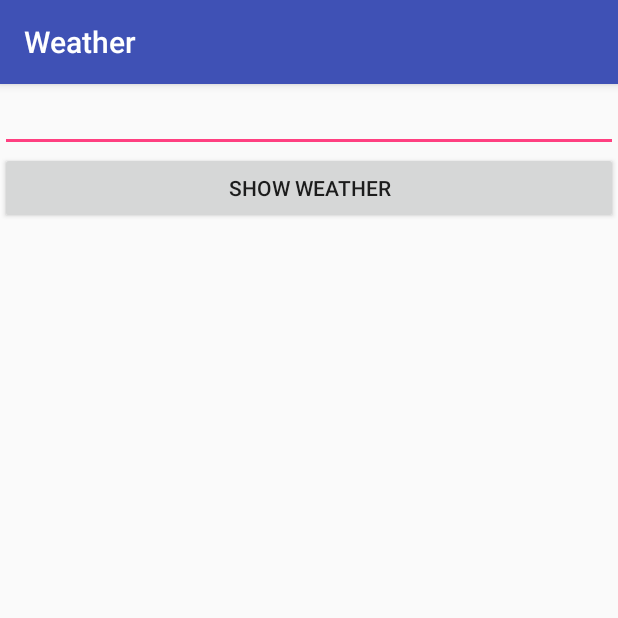
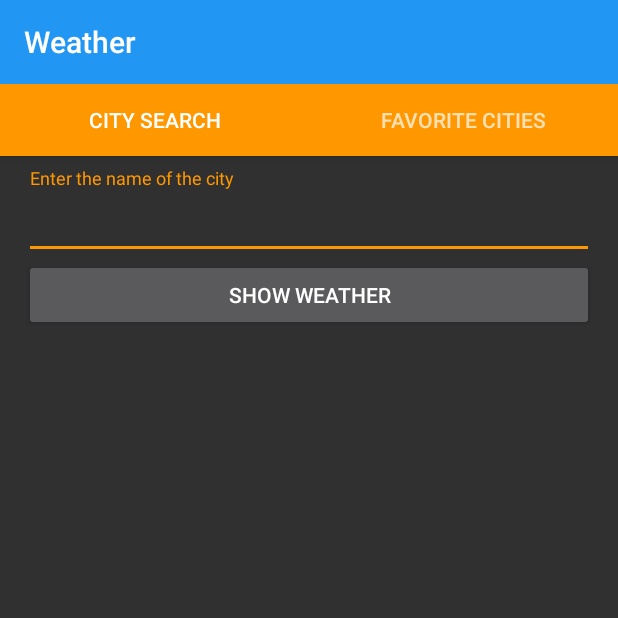
Before and after one commit to khotiun/Weather, an Android app: the screen it shows after launch (MainActivity), on a phone screen of 412 x 824 dp, the top half of it. Run offline under Robolectric (Android 15) with nearby library versions, the phone set to English and light mode, and no system bars.

Commit message:
Added TabLayout.

```diff
--- a/app/build.gradle
+++ b/app/build.gradle
@@ -26,9 +26,9 @@ dependencies {
     })
     compile 'com.android.support:appcompat-v7:25.3.1'
     compile 'com.android.support.constraint:constraint-layout:1.0.2'
+    compile 'com.android.support:design:25.3.1'
     testCompile 'junit:junit:4.12'
     //Retrofit
-    compile 'com.google.code.gson:gson:2.8.0'
     compile 'com.squareup.retrofit2:retrofit:2.3.0'
     compile 'com.squareup.retrofit2:converter-gson:2.3.0'
 
--- a/app/src/main/AndroidManifest.xml
+++ b/app/src/main/AndroidManifest.xml
@@ -11,7 +11,7 @@
         android:roundIcon="@mipmap/ic_launcher_round"
         android:supportsRtl="true"
         android:theme="@style/AppTheme">
-        <activity android:name=".MainActivity">
+        <activity android:name=".activity.MainActivity">
             <intent-filter>
                 <action android:name="android.intent.action.MAIN"/>
 
--- a/app/src/main/java/com/khotiun/android/weather/MainActivity.java
+++ b/app/src/main/java/com/khotiun/android/weather/SearchCityFragment.java
@@ -1,37 +1,47 @@
 package com.khotiun.android.weather;
 
-import android.support.v7.app.AppCompatActivity;
 import android.os.Bundle;
+import android.support.v4.app.Fragment;
 import android.util.Log;
+import android.view.LayoutInflater;
 import android.view.View;
+import android.view.ViewGroup;
 import android.widget.Button;
 import android.widget.EditText;
 import android.widget.TextView;
 
+import com.khotiun.android.weather.api.ApiService;
+import com.khotiun.android.weather.api.RetroClient;
 import com.khotiun.android.weather.model.WeatherData;
+import com.khotiun.android.weather.utils.Config;
 
 import retrofit2.Call;
 import retrofit2.Callback;
 import retrofit2.Response;
 
-import static android.R.attr.data;
+/**
+ * Created by hotun on 15.09.2017.
+ */
 
-public class MainActivity extends AppCompatActivity {
+public class SearchCityFragment extends Fragment {
 
-    private static final String TAG = "MainActivity";
+    private static final String TAG = "SearchCityFragment";
     private EditText etCity;
     private Button btnSearchCity;
     private TextView tvInfo;
     private WeatherData mWeatherData;
 
     @Override
-    protected void onCreate(Bundle savedInstanceState) {
+    public void onCreate(Bundle savedInstanceState) {
         super.onCreate(savedInstanceState);
-        setContentView(R.layout.activity_main);
+    }
 
-        etCity = (EditText) findViewById(R.id.activity_main_et_city);
-        tvInfo = (TextView) findViewById(R.id.activity_main_tv);
-        btnSearchCity = (Button) findViewById(R.id.activity_main_btn_search_city);
+    @Override
+    public View onCreateView(LayoutInflater inflater, ViewGroup container, Bundle savedInstanceState) {
+        View view = inflater.inflate(R.layout.fragment_search_city, container, false);
+        etCity = (EditText) view.findViewById(R.id.fragment_cearch_city_et_city);
+        tvInfo = (TextView) view.findViewById(R.id.fragment_cearch_city_tv);
+        btnSearchCity = (Button) view.findViewById(R.id.fragment_cearch_city_btn_search_city);
         btnSearchCity.setOnClickListener(new View.OnClickListener() {
             @Override
             public void onClick(View v) {
@@ -39,6 +49,7 @@ public class MainActivity extends AppCompatActivity {
                 //Creating an object of our api interface
                 ApiService api = RetroClient.getApiService();
                 Call<WeatherData> call = api.getWeather(etCity.getText().toString(), Config.API_KEY);
+                //enqueue
                 call.enqueue(new Callback<WeatherData>() {
                     @Override
                     public void onResponse(Call<WeatherData> call, Response<WeatherData> response) {
@@ -57,5 +68,6 @@ public class MainActivity extends AppCompatActivity {
                 });
             }
         });
+        return view;
     }
 }
--- /dev/null
+++ b/app/src/main/java/com/khotiun/android/weather/ViewPagerAdapter.java
@@ -0,0 +1,44 @@
+package com.khotiun.android.weather;
+
+import android.support.v4.app.Fragment;
+import android.support.v4.app.FragmentManager;
+import android.support.v4.app.FragmentStatePagerAdapter;
+
+import java.util.ArrayList;
+import java.util.List;
+
+/**
+ * Created by hotun on 15.09.2017.
+ */
+
+public class ViewPagerAdapter extends FragmentStatePagerAdapter {
+
+
+    private final List<Fragment> mFragmentList = new ArrayList<>();
+    private final List<String> mFragmentTitleList = new ArrayList<>();
+
+    public ViewPagerAdapter(FragmentManager fm) {
+        super(fm);
+    }
+
+    @Override
+    public Fragment getItem(int position) {
+        return mFragmentList.get(position);
+    }
+
+    @Override
+    public int getCount() {
+        return mFragmentList.size();
+    }
+
+    @Override
+    public CharSequence getPageTitle(int position) {
+        return mFragmentTitleList.get(position);
+    }
+
+    public void addFragment(Fragment fragment, String title) {
+        mFragmentList.add(fragment);
+        mFragmentTitleList.add(title);
+    }
+
+}
--- /dev/null
+++ b/app/src/main/java/com/khotiun/android/weather/activity/MainActivity.java
@@ -0,0 +1,55 @@
+package com.khotiun.android.weather.activity;
+
+import android.support.design.widget.TabLayout;
+import android.support.v4.view.ViewPager;
+import android.support.v7.app.ActionBar;
+import android.support.v7.app.AppCompatActivity;
+import android.os.Bundle;
+import android.support.v7.widget.Toolbar;
+import android.util.Log;
+import android.view.View;
+import android.widget.Button;
+import android.widget.EditText;
+import android.widget.TextView;
+
+import com.khotiun.android.weather.SearchCityFragment;
+import com.khotiun.android.weather.ViewPagerAdapter;
+import com.khotiun.android.weather.api.ApiService;
+import com.khotiun.android.weather.utils.Config;
+import com.khotiun.android.weather.R;
+import com.khotiun.android.weather.api.RetroClient;
+import com.khotiun.android.weather.model.WeatherData;
+
+import retrofit2.Call;
+import retrofit2.Callback;
+import retrofit2.Response;
+
+public class MainActivity extends AppCompatActivity {
+
+    private static final String TAG = "MainActivity";
+    private Toolbar toolbar;
+    private TabLayout tabLayout;
+    private ViewPager viewPager;
+
+    @Override
+    protected void onCreate(Bundle savedInstanceState) {
+        super.onCreate(savedInstanceState);
+        setContentView(R.layout.activity_main);
+
+        toolbar = (Toolbar) findViewById(R.id.toolbar);
+        setSupportActionBar(toolbar);
+
+        viewPager = (ViewPager) findViewById(R.id.viewpager);
+        setupViewPager(viewPager);
+
+        tabLayout = (TabLayout) findViewById(R.id.tablayout);
+        tabLayout.setupWithViewPager(viewPager);
+    }
+
+    private void setupViewPager(ViewPager viewPager) {
+        ViewPagerAdapter adapter = new ViewPagerAdapter(getSupportFragmentManager());
+        adapter.addFragment(new SearchCityFragment(), getString(R.string.city_cearch));
+        adapter.addFragment(new SearchCityFragment(), "Favorite cities");
+        viewPager.setAdapter(adapter);
+    }
+}
--- a/app/src/main/java/com/khotiun/android/weather/ApiService.java
+++ b/app/src/main/java/com/khotiun/android/weather/api/ApiService.java
@@ -1,4 +1,4 @@
-package com.khotiun.android.weather;
+package com.khotiun.android.weather.api;
 
 import com.khotiun.android.weather.model.WeatherData;
 
--- a/app/src/main/java/com/khotiun/android/weather/RetroClient.java
+++ b/app/src/main/java/com/khotiun/android/weather/api/RetroClient.java
@@ -1,6 +1,8 @@
-package com.khotiun.android.weather;
+package com.khotiun.android.weather.api;
 
 import android.support.annotation.NonNull;
+
+import com.khotiun.android.weather.utils.Config;
 
 import retrofit2.Retrofit;
 import retrofit2.converter.gson.GsonConverterFactory;
--- a/app/src/main/java/com/khotiun/android/weather/Config.java
+++ b/app/src/main/java/com/khotiun/android/weather/utils/Config.java
@@ -1,4 +1,4 @@
-package com.khotiun.android.weather;
+package com.khotiun.android.weather.utils;
 
 /**
  * Created by hotun on 14.09.2017.
--- a/app/src/main/res/layout/activity_main.xml
+++ b/app/src/main/res/layout/activity_main.xml
@@ -1,28 +1,37 @@
 <?xml version="1.0" encoding="utf-8"?>
-<RelativeLayout
+<android.support.design.widget.CoordinatorLayout
     xmlns:android="http://schemas.android.com/apk/res/android"
     xmlns:app="http://schemas.android.com/apk/res-auto"
     xmlns:tools="http://schemas.android.com/tools"
+    android:id="@+id/activity_main_coordinator_layout"
     android:layout_width="match_parent"
-    android:layout_height="match_parent"
-    tools:context="com.khotiun.android.weather.MainActivity">
+    android:layout_height="match_parent">
 
-   <EditText
-       android:id="@+id/activity_main_et_city"
-       android:layout_width="match_parent"
-       android:layout_height="wrap_content"/>
-
-    <Button
-        android:id="@+id/activity_main_btn_search_city"
+    <android.support.design.widget.AppBarLayout
         android:layout_width="match_parent"
         android:layout_height="wrap_content"
-        android:layout_below="@id/activity_main_et_city"
-        android:text="show weather"/>
+        android:theme="@style/ThemeOverlay.AppCompat.Dark">
 
-    <TextView
-        android:id="@+id/activity_main_tv"
+        <android.support.v7.widget.Toolbar
+            android:id="@+id/toolbar"
+            android:layout_width="match_parent"
+            android:layout_height="?attr/actionBarSize"
+            android:background="@color/primary"
+            app:layout_scrollFlags="scroll|enterAlways"/>
+
+        <android.support.design.widget.TabLayout
+            android:id="@+id/tablayout"
+            android:layout_width="match_parent"
+            android:layout_height="wrap_content"
+            android:background="@color/accent"
+            app:tabGravity="fill"
+            app:tabMode="fixed"/>
+
+    </android.support.design.widget.AppBarLayout>
+
+    <android.support.v4.view.ViewPager
+        android:id="@+id/viewpager"
         android:layout_width="match_parent"
-        android:layout_height="wrap_content"
-        android:layout_below="@id/activity_main_btn_search_city"/>
+        android:layout_height="match_parent"/>
 
-</RelativeLayout>
+</android.support.design.widget.CoordinatorLayout>
--- /dev/null
+++ b/app/src/main/res/layout/fragment_search_city.xml
@@ -0,0 +1,40 @@
+<?xml version="1.0" encoding="utf-8"?>
+<RelativeLayout
+    xmlns:android="http://schemas.android.com/apk/res/android"
+    xmlns:app="http://schemas.android.com/apk/res-auto"
+    xmlns:tools="http://schemas.android.com/tools"
+    android:layout_width="match_parent"
+    android:layout_height="match_parent"
+    android:paddingLeft="@dimen/activity_horizontal_margin"
+    android:paddingRight="@dimen/activity_horizontal_margin">
+
+    <android.support.design.widget.TextInputLayout
+        android:id="@+id/fragment_cearch_city_til"
+        android:layout_width="match_parent"
+        android:layout_height="wrap_content"
+        android:layout_centerHorizontal="true"
+        android:layout_marginTop="112dp">
+
+        <EditText
+            android:id="@+id/fragment_cearch_city_et_city"
+            android:layout_width="match_parent"
+            android:layout_height="50dp"
+            android:hint="Enter the name of the city"
+            android:textColorHint="@color/secondary_text"
+            android:textSize="16sp"/>
+    </android.support.design.widget.TextInputLayout>
+
+    <Button
+        android:id="@+id/fragment_cearch_city_btn_search_city"
+        android:layout_width="match_parent"
+        android:layout_height="wrap_content"
+        android:layout_below="@id/fragment_cearch_city_til"
+        android:text="show weather"/>
+
+    <TextView
+        android:id="@+id/fragment_cearch_city_tv"
+        android:layout_width="match_parent"
+        android:layout_height="wrap_content"
+        android:layout_below="@id/fragment_cearch_city_btn_search_city"/>
+
+</RelativeLayout>
--- a/app/src/main/res/values/colors.xml
+++ b/app/src/main/res/values/colors.xml
@@ -3,4 +3,13 @@
     <color name="colorPrimary">#3F51B5</color>
     <color name="colorPrimaryDark">#303F9F</color>
     <color name="colorAccent">#FF4081</color>
+
+    <color name="primary">#2196F3</color>
+    <color name="primary_dark">#1976D2</color>
+    <color name="primary_light">#BBDEFB</color>
+    <color name="accent">#FF9800</color>
+    <color name="primary_text">#212121</color>
+    <color name="secondary_text">#757575</color>
+    <color name="icons">#FFFFFF</color>
+    <color name="divider">#BDBDBD</color>
 </resources>
--- /dev/null
+++ b/app/src/main/res/values/dimens.xml
@@ -0,0 +1,5 @@
+<resources>
+    <!-- Default screen margins, per the Android Design guidelines. -->
+    <dimen name="activity_horizontal_margin">16dp</dimen>
+    <dimen name="activity_vertical_margin">16dp</dimen>
+</resources>
--- a/app/src/main/res/values/strings.xml
+++ b/app/src/main/res/values/strings.xml
@@ -1,3 +1,4 @@
 <resources>
     <string name="app_name">Weather</string>
+    <string name="city_cearch">City search</string>
 </resources>
--- a/app/src/main/res/values/styles.xml
+++ b/app/src/main/res/values/styles.xml
@@ -1,11 +1,11 @@
 <resources>
 
     <!-- Base application theme. -->
-    <style name="AppTheme" parent="Theme.AppCompat.Light.DarkActionBar">
+    <style name="AppTheme" parent="Theme.AppCompat.NoActionBar">
         <!-- Customize your theme here. -->
-        <item name="colorPrimary">@color/colorPrimary</item>
-        <item name="colorPrimaryDark">@color/colorPrimaryDark</item>
-        <item name="colorAccent">@color/colorAccent</item>
+        <item name="colorPrimary">@color/primary</item>
+        <item name="colorPrimaryDark">@color/primary_dark</item>
+        <item name="colorAccent">@color/accent</item>
     </style>
 
 </resources>
```
